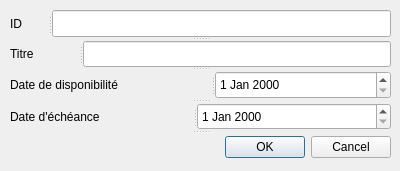
This is Application/InterfaceGraphique/editionTacheCompositeWindow.ui in Erzrael/LO21 as Qt 5 draws it before an edit. The edited form follows.
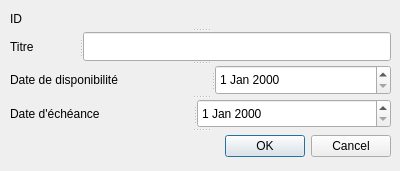
This is the edited form.

What changed in the file:
```diff
--- a/Application/InterfaceGraphique/editionTacheCompositeWindow.ui
+++ b/Application/InterfaceGraphique/editionTacheCompositeWindow.ui
@@ -13,7 +13,7 @@
   <property name="windowTitle">
    <string>Édition d'une Tâche Composite</string>
   </property>
-  <widget class="QSplitter" name="splitter_5">
+  <widget class="QSplitter" name="splitter">
    <property name="geometry">
     <rect>
      <x>10</x>
@@ -25,20 +25,10 @@
    <property name="orientation">
     <enum>Qt::Vertical</enum>
    </property>
-   <widget class="QSplitter" name="splitter">
-    <property name="orientation">
-     <enum>Qt::Horizontal</enum>
-    </property>
     <widget class="QLabel" name="ID_Lab">
      <property name="text">
       <string>ID</string>
      </property>
-    </widget>
-    <widget class="QLineEdit" name="ID_Edit">
-     <property name="text">
-      <string/>
-     </property>
-    </widget>
    </widget>
    <widget class="QSplitter" name="splitter_2">
     <property name="orientation">
```
Lines whose indentation alone changed are shown as unchanged.
